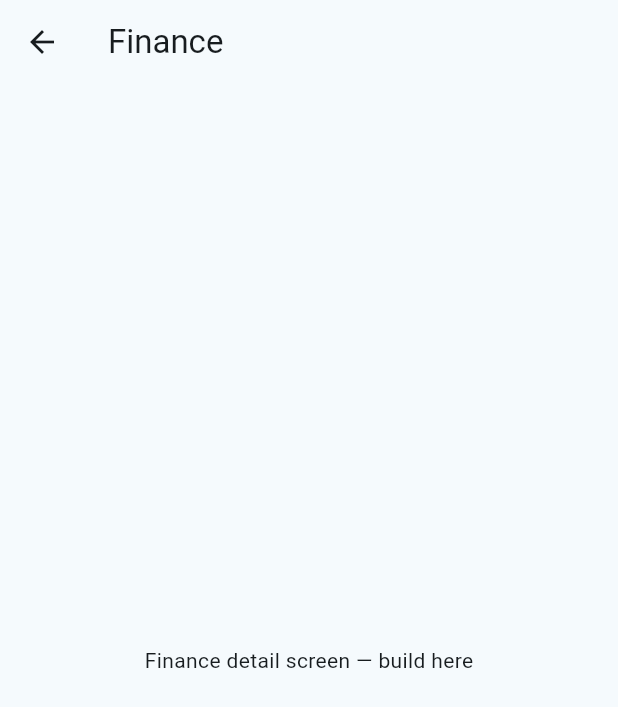
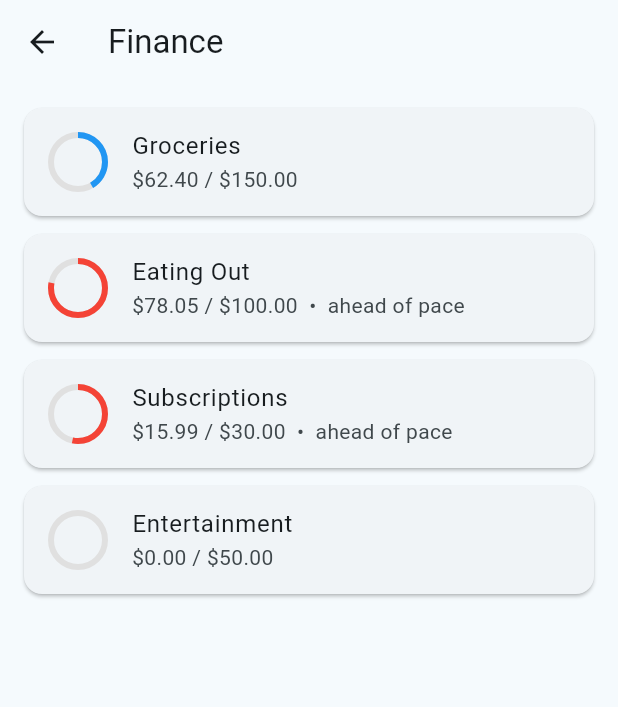
Before and after one commit to miguelagarcia0313-ux/Anchor-App, a Flutter app: the screen it shows once a user with an empty profile is signed in, after a tap on "Finance", on a phone screen of 412 x 824 dp. Shown: the top 707 px of the screen. Run offline on Flutter 3.47's test engine with Material 3 defaults, Android fonts, the phone set to English and light mode, and no system bars; our stand-ins replace firebase_auth, firebase_core; accounts and stored records are empty.

Commit message:
Add mock data + wire Finance screen to real budget pace calculations - New lib/modules/insights/ folder: mock_data.dart and insights_calculations.dart - Finance module now shows real category rings computed from calculateBudgetPace()   instead of placeholder text - gradle.properties: kotlin.incremental=false, works around a currently-open   Flutter/Kotlin bug causing 'Could not close incremental caches' build failures - Note: category budgets are hardcoded in finance_module.dart for now since   TrackableEntry has no field for per-category budget targets -- needs a real   home in the shared model eventually

```diff
--- a/lib/modules/finance/finance_module.dart
+++ b/lib/modules/finance/finance_module.dart
@@ -1,5 +1,23 @@
 import 'package:flutter/material.dart';
 import '../../shared/anchor_module.dart';
+import '../insights/mock_data.dart';
+import '../insights/insights_calculations.dart';
+
+/// DEMO WIRING: uses mock data + the insights calculations directly.
+/// Once persistence (drift) exists, swap generateMockEntries() for a real
+/// data read -- everything else here stays the same, since it only
+/// depends on getting a List<TrackableEntry> from somewhere.
+///
+/// Also note: category budgets ($150 groceries, etc.) aren't part of the
+/// shared TrackableEntry model -- there's no field for "my grocery budget
+/// is $150" anywhere yet. This demo hardcodes them in _demoBudgets below.
+
+const _demoBudgets = {
+  'groceries': 150.0,
+  'eating_out': 100.0,
+  'subscriptions': 30.0,
+  'entertainment': 50.0,
+};
 
 class FinanceModule implements AnchorModule {
   @override
@@ -10,21 +28,101 @@ class FinanceModule implements AnchorModule {
 
   @override
   Widget buildSummaryCard(BuildContext context) {
-    // TODO: replace with real spend-ring summary (fl_chart)
-    return const Card(
-      child: ListTile(
-        leading: Icon(Icons.pie_chart_outline),
-        title: Text('Finance'),
-        subtitle: Text('Spend rings + savings projection go here'),
+    final entries = generateMockEntries();
+    final categories = _demoBudgets.keys.toList();
+
+    return Card(
+      child: Padding(
+        padding: const EdgeInsets.all(12),
+        child: Column(
+          crossAxisAlignment: CrossAxisAlignment.start,
+          children: [
+            const Text('Finance', style: TextStyle(fontWeight: FontWeight.bold)),
+            const SizedBox(height: 8),
+            ...categories.take(2).map((category) {
+              final pace = calculateBudgetPace(
+                entries: entries,
+                category: category,
+                monthlyBudget: _demoBudgets[category]!,
+              );
+              return Padding(
+                padding: const EdgeInsets.only(bottom: 4),
+                child: Text(
+                  '${_displayName(category)}: \$${pace.spent.toStringAsFixed(0)} / \$${pace.monthlyBudget.toStringAsFixed(0)}',
+                  style: TextStyle(
+                    fontSize: 12,
+                    color: pace.isOverPace ? Colors.red[700] : Colors.black87,
+                  ),
+                ),
+              );
+            }),
+          ],
+        ),
       ),
     );
   }
 
   @override
   Widget buildDetailView(BuildContext context) {
+    final entries = generateMockEntries();
+    final categories = _demoBudgets.keys.toList();
+
     return Scaffold(
       appBar: AppBar(title: const Text('Finance')),
-      body: const Center(child: Text('Finance detail screen — build here')),
+      body: ListView.builder(
+        padding: const EdgeInsets.all(16),
+        itemCount: categories.length,
+        itemBuilder: (context, index) {
+          final category = categories[index];
+          final pace = calculateBudgetPace(
+            entries: entries,
+            category: category,
+            monthlyBudget: _demoBudgets[category]!,
+          );
+          final ratio = (pace.spent / pace.monthlyBudget).clamp(0.0, 1.0);
+
+          return Card(
+            margin: const EdgeInsets.only(bottom: 12),
+            child: ListTile(
+              leading: SizedBox(
+                width: 40,
+                height: 40,
+                child: Stack(
+                  alignment: Alignment.center,
+                  children: [
+                    CircularProgressIndicator(
+                      value: ratio,
+                      strokeWidth: 4,
+                      color: pace.isOverPace ? Colors.red : Colors.blue,
+                      backgroundColor: Colors.grey[300],
+                    ),
+                  ],
+                ),
+              ),
+              title: Text(_displayName(category)),
+              subtitle: Text(
+                '\$${pace.spent.toStringAsFixed(2)} / \$${pace.monthlyBudget.toStringAsFixed(2)}'
+                '${pace.isOverPace ? "  •  ahead of pace" : ""}',
+              ),
+            ),
+          );
+        },
+      ),
     );
   }
+
+  String _displayName(String category) {
+    switch (category) {
+      case 'eating_out':
+        return 'Eating Out';
+      case 'groceries':
+        return 'Groceries';
+      case 'subscriptions':
+        return 'Subscriptions';
+      case 'entertainment':
+        return 'Entertainment';
+      default:
+        return category;
+    }
+  }
 }
--- /dev/null
+++ b/lib/modules/insights/insights_calculations.dart
@@ -0,0 +1,99 @@
+import '../../shared/trackable_entry.dart';
+
+/// Data-analysis functions for the Insights role.
+///
+/// These take a list of [TrackableEntry] (mock or real, doesn't matter —
+/// that's the point of building against the shared model) and produce the
+/// numbers that either get shown directly or summarized into a prompt for
+/// the Claude API insight.
+
+/// How much has been spent in [category] since [since], and how that
+/// compares to [monthlyBudget] pro-rated for the days elapsed so far.
+class BudgetPace {
+  final String category;
+  final double spent;
+  final double monthlyBudget;
+  final double expectedSpendSoFar; // budget pro-rated to today's date
+  final bool isOverPace;
+
+  BudgetPace({
+    required this.category,
+    required this.spent,
+    required this.monthlyBudget,
+    required this.expectedSpendSoFar,
+    required this.isOverPace,
+  });
+}
+
+BudgetPace calculateBudgetPace({
+  required List<TrackableEntry> entries,
+  required String category,
+  required double monthlyBudget,
+  DateTime? now,
+}) {
+  final today = now ?? DateTime.now();
+  final startOfMonth = DateTime(today.year, today.month, 1);
+  final daysElapsed = today.difference(startOfMonth).inDays + 1;
+  final daysInMonth = DateTime(today.year, today.month + 1, 0).day;
+
+  final spent = entries
+      .where((e) =>
+          e.moduleType == 'finance' &&
+          e.category == category &&
+          !e.timestamp.isBefore(startOfMonth))
+      .fold<double>(0.0, (sum, e) => sum + (e.value ?? 0));
+
+  final expectedSpendSoFar =
+      monthlyBudget * (daysElapsed / daysInMonth);
+
+  return BudgetPace(
+    category: category,
+    spent: spent,
+    monthlyBudget: monthlyBudget,
+    expectedSpendSoFar: expectedSpendSoFar,
+    isOverPace: spent > expectedSpendSoFar,
+  );
+}
+
+/// Projects what avoiding a set of "discretionary" categories for
+/// [months] would be worth, based on recent average spend in those
+/// categories.
+///
+/// NOTE: the shared TrackableEntry model doesn't have an `isDiscretionary`
+/// flag (the original project doc mentions one on the Finance module's
+/// data fields, but it's not on the shared model as committed).
+double calculateSavingsProjection({
+  required List<TrackableEntry> entries,
+  required List<String> discretionaryCategories,
+  required int months,
+  int lookbackDays = 30,
+}) {
+  final cutoff = DateTime.now().subtract(Duration(days: lookbackDays));
+
+  final recentDiscretionarySpend = entries
+      .where((e) =>
+          e.moduleType == 'finance' &&
+          discretionaryCategories.contains(e.category) &&
+          e.timestamp.isAfter(cutoff))
+      .fold<double>(0.0, (sum, e) => sum + (e.value ?? 0));
+
+  // Normalize the lookback window to a monthly rate, then project forward.
+  final monthlyRate = recentDiscretionarySpend * (30 / lookbackDays);
+  return monthlyRate * months;
+}
+
+/// Simple task-completion pattern — the kind of thing that becomes a
+/// nudge ("you've completed 40% of homework tasks this week") once the
+/// Tasks module has real data.
+double taskCompletionRate({
+  required List<TrackableEntry> entries,
+  String? category,
+}) {
+  final relevant = entries.where((e) =>
+      e.moduleType == 'task' && (category == null || e.category == category));
+
+  if (relevant.isEmpty) return 0.0;
+
+  final completed = relevant.where((e) => e.isComplete).length;
+  return completed / relevant.length;
+}
--- /dev/null
+++ b/lib/modules/insights/mock_data.dart
@@ -0,0 +1,119 @@
+import '../../shared/trackable_entry.dart';
+
+/// Fake data shaped exactly like [TrackableEntry], so insights logic can be
+/// built and tested before persistence (drift/SQLite) is wired up.
+///
+/// Swap calls to this out for a real repository/database read once
+/// persistence exists — everything downstream should keep working
+/// unchanged, since it only depends on the TrackableEntry shape.
+List<TrackableEntry> generateMockEntries() {
+  final now = DateTime.now();
+  DateTime daysAgo(int days) => now.subtract(Duration(days: days));
+
+  return [
+    // --- Finance entries ---
+    TrackableEntry(
+      id: 'f1',
+      moduleType: 'finance',
+      category: 'groceries',
+      value: 62.40,
+      timestamp: daysAgo(2),
+      note: 'H-E-B run',
+    ),
+    TrackableEntry(
+      id: 'f2',
+      moduleType: 'finance',
+      category: 'eating_out',
+      value: 28.75,
+      timestamp: daysAgo(3),
+      note: 'Chipotle with friends',
+    ),
+    TrackableEntry(
+      id: 'f3',
+      moduleType: 'finance',
+      category: 'eating_out',
+      value: 15.20,
+      timestamp: daysAgo(6),
+    ),
+    TrackableEntry(
+      id: 'f4',
+      moduleType: 'finance',
+      category: 'subscriptions',
+      value: 15.99,
+      timestamp: daysAgo(10),
+      note: 'Spotify',
+    ),
+    TrackableEntry(
+      id: 'f5',
+      moduleType: 'finance',
+      category: 'eating_out',
+      value: 34.10,
+      timestamp: daysAgo(12),
+    ),
+    TrackableEntry(
+      id: 'f6',
+      moduleType: 'finance',
+      category: 'groceries',
+      value: 71.85,
+      timestamp: daysAgo(16),
+    ),
+    TrackableEntry(
+      id: 'f7',
+      moduleType: 'finance',
+      category: 'entertainment',
+      value: 42.00,
+      timestamp: daysAgo(18),
+      note: 'Movie night',
+    ),
+
+    // --- Task entries ---
+    TrackableEntry(
+      id: 't1',
+      moduleType: 'task',
+      category: 'homework',
+      timestamp: daysAgo(1),
+      note: 'Finish CS capstone proposal',
+      isComplete: true,
+    ),
+    TrackableEntry(
+      id: 't2',
+      moduleType: 'task',
+      category: 'homework',
+      timestamp: daysAgo(0),
+      note: 'Study for networking exam',
+      isComplete: false,
+    ),
+    TrackableEntry(
+      id: 't3',
+      moduleType: 'task',
+      category: 'chores',
+      timestamp: daysAgo(4),
+      note: 'Laundry',
+      isComplete: true,
+    ),
+    TrackableEntry(
+      id: 't4',
+      moduleType: 'task',
+      category: 'homework',
+      timestamp: daysAgo(5),
+      note: 'Read chapter 3',
+      isComplete: false,
+    ),
+
+    // --- Health entries (module not built yet, but shape works today) ---
+    TrackableEntry(
+      id: 'h1',
+      moduleType: 'health',
+      category: 'weight',
+      value: 178.4,
+      timestamp: daysAgo(1),
+    ),
+    TrackableEntry(
+      id: 'h2',
+      moduleType: 'health',
+      category: 'weight',
+      value: 179.1,
+      timestamp: daysAgo(8),
+    ),
+  ];
+}
```
Also changed, not shown: 1 other file.
